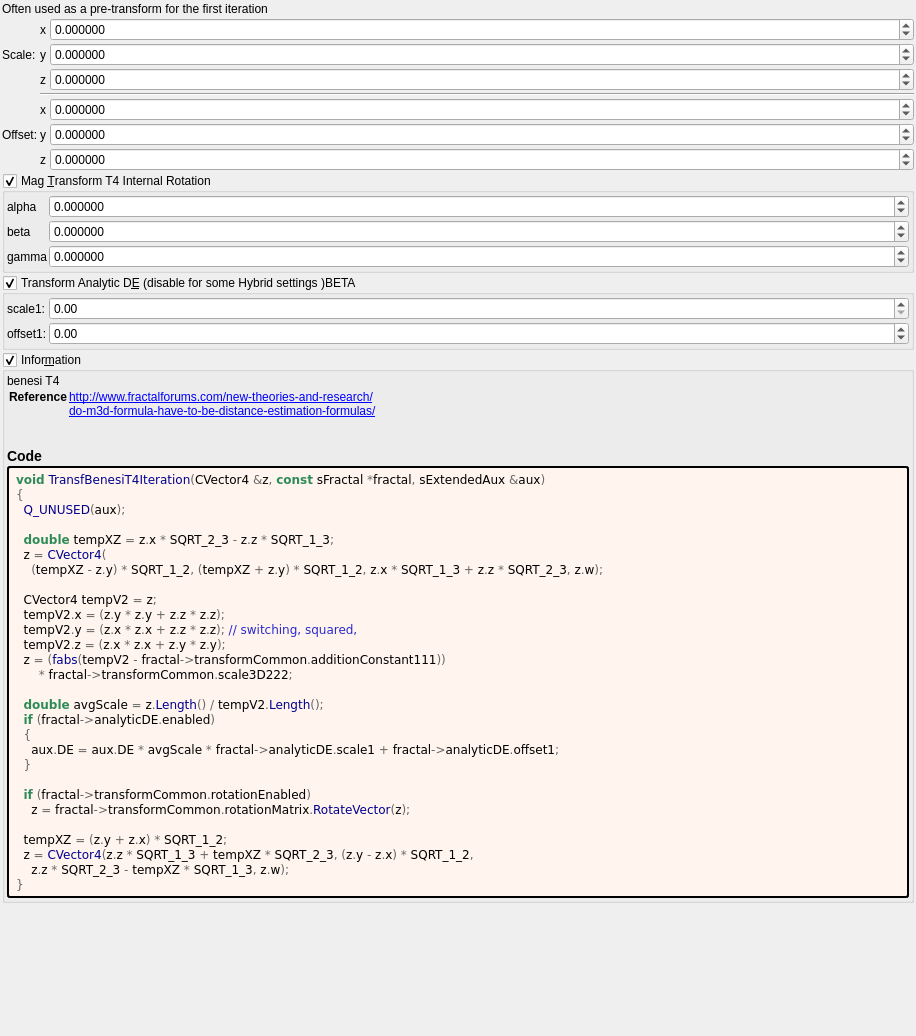
irinox-ctrl/mandelbulber2, file mandelbulber2/deploy/share/mandelbulber2/formula/ui/transf_benesi_t4.ui: the form before one commit.
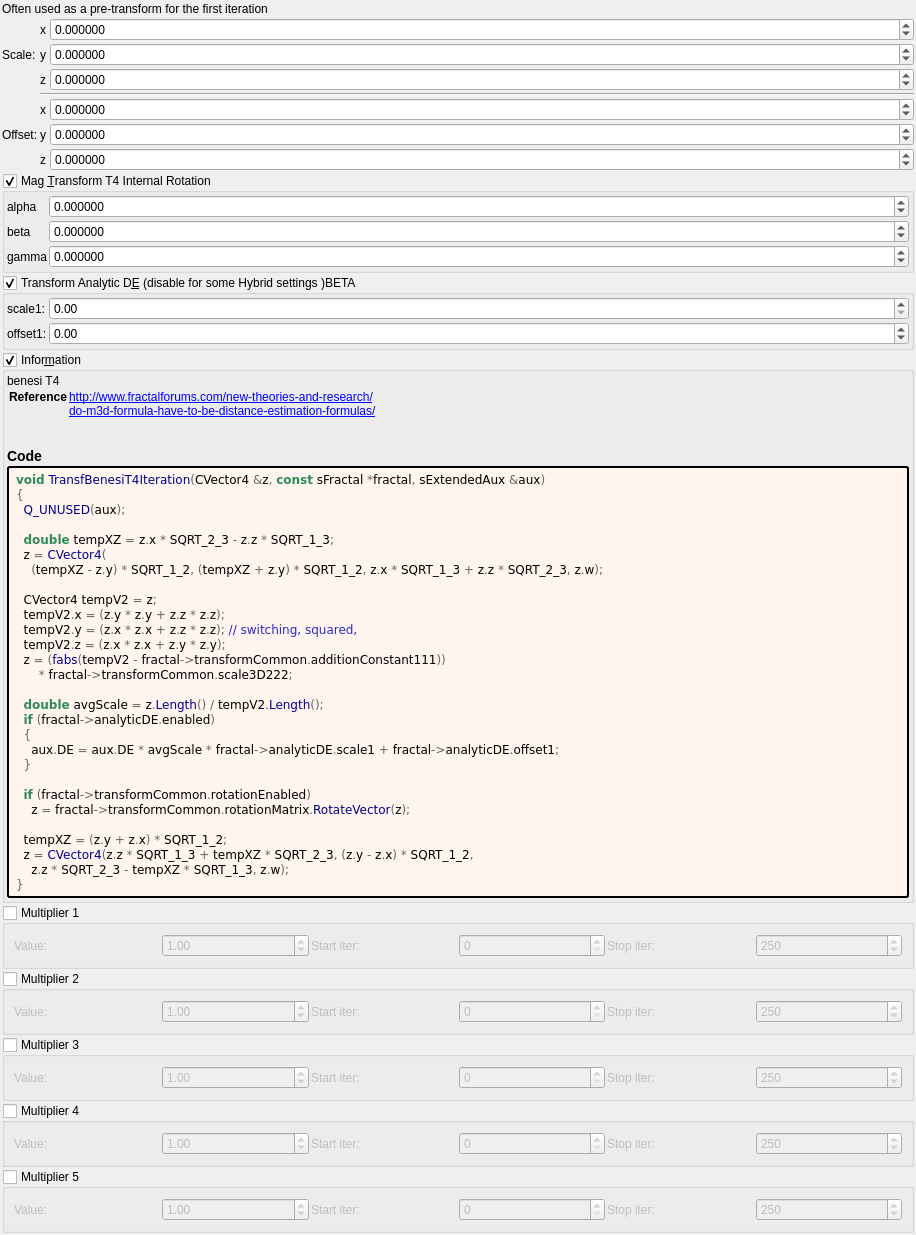
The form after the commit. Custom widgets are drawn as their Qt base class.

Commit message:
feat: add 5 general-purpose multipliers to all 1007 fractal formulas
Each multiplier has:
- Checkbox (OFF by default)
- Value spinbox (default 1.0, range -100 to 100)
- Iteration start/stop range

Logic: z *= value; DE *= |value|;

Uses existing transformCommon parameters:
- Checkboxes: functionEnabledBx/By/Bz/Bw/CzFalse
- Values: scale4/5/6/8/16
- Ranges: startIterationsB-F/stopIterationsB-F

Modified 1007 .cpp (CPU), 1006 .cl (GPU), 1023 .ui files.
Both source (formula/) and deploy (deploy/share/) copies updated.

What changed in the file:
```diff
--- a/mandelbulber2/deploy/share/mandelbulber2/formula/ui/transf_benesi_t4.ui
+++ b/mandelbulber2/deploy/share/mandelbulber2/formula/ui/transf_benesi_t4.ui
@@ -617,6 +617,192 @@
      </layout>
     </widget>
    </item>
+   <item>
+    <widget class="MyGroupBox" name="groupCheck_transf_function_enabledBx_false">
+     <property name="title"><string>Multiplier 1</string></property>
+     <property name="checkable"><bool>true</bool></property>
+     <property name="checked"><bool>false</bool></property>
+     <layout class="QGridLayout" name="gridLayout_mult1">
+      <property name="spacing"><number>2</number></property>
+      <item row="0" column="0">
+       <widget class="QLabel"><property name="text"><string>Value:</string></property></widget>
+      </item>
+      <item row="0" column="1">
+       <widget class="MyDoubleSpinBox" name="spinbox_transf_scale_4">
+        <property name="minimum"><double>-100.0</double></property><property name="maximum"><double>100.0</double></property>
+        <property name="singleStep"><double>0.01</double></property><property name="value"><double>1.0</double></property>
+       </widget>
+      </item>
+      <item row="0" column="2">
+       <widget class="QLabel"><property name="text"><string>Start iter:</string></property></widget>
+      </item>
+      <item row="0" column="3">
+       <widget class="MySpinBox" name="spinboxInt_transf_start_iterations_B">
+        <property name="minimum"><number>0</number></property><property name="maximum"><number>10000</number></property>
+        <property name="value"><number>0</number></property>
+       </widget>
+      </item>
+      <item row="0" column="4">
+       <widget class="QLabel"><property name="text"><string>Stop iter:</string></property></widget>
+      </item>
+      <item row="0" column="5">
+       <widget class="MySpinBox" name="spinboxInt_transf_stop_iterations_B">
+        <property name="minimum"><number>0</number></property><property name="maximum"><number>10000</number></property>
+        <property name="value"><number>250</number></property>
+       </widget>
+      </item>
+     </layout>
+    </widget>
+   </item>
+   <item>
+    <widget class="MyGroupBox" name="groupCheck_transf_function_enabledBy_false">
+     <property name="title"><string>Multiplier 2</string></property>
+     <property name="checkable"><bool>true</bool></property>
+     <property name="checked"><bool>false</bool></property>
+     <layout class="QGridLayout" name="gridLayout_mult2">
+      <property name="spacing"><number>2</number></property>
+      <item row="0" column="0">
+       <widget class="QLabel"><property name="text"><string>Value:</string></property></widget>
+      </item>
+      <item row="0" column="1">
+       <widget class="MyDoubleSpinBox" name="spinbox_transf_scale_5">
+        <property name="minimum"><double>-100.0</double></property><property name="maximum"><double>100.0</double></property>
+        <property name="singleStep"><double>0.01</double></property><property name="value"><double>1.0</double></property>
+       </widget>
+      </item>
+      <item row="0" column="2">
+       <widget class="QLabel"><property name="text"><string>Start iter:</string></property></widget>
+      </item>
+      <item row="0" column="3">
+       <widget class="MySpinBox" name="spinboxInt_transf_start_iterations_C">
+        <property name="minimum"><number>0</number></property><property name="maximum"><number>10000</number></property>
+        <property name="value"><number>0</number></property>
+       </widget>
+      </item>
+      <item row="0" column="4">
+       <widget class="QLabel"><property name="text"><string>Stop iter:</string></property></widget>
+      </item>
+      <item row="0" column="5">
+       <widget class="MySpinBox" name="spinboxInt_transf_stop_iterations_C">
+        <property name="minimum"><number>0</number></property><property name="maximum"><number>10000</number></property>
+        <property name="value"><number>250</number></property>
+       </widget>
+      </item>
+     </layout>
+    </widget>
+   </item>
+   <item>
+    <widget class="MyGroupBox" name="groupCheck_transf_function_enabledBz_false">
+     <property name="title"><string>Multiplier 3</string></property>
+     <property name="checkable"><bool>true</bool></property>
+     <property name="checked"><bool>false</bool></property>
+     <layout class="QGridLayout" name="gridLayout_mult3">
+      <property name="spacing"><number>2</number></property>
+      <item row="0" column="0">
+       <widget class="QLabel"><property name="text"><string>Value:</string></property></widget>
+      </item>
+      <item row="0" column="1">
+       <widget class="MyDoubleSpinBox" name="spinbox_transf_scale_6">
+        <property name="minimum"><double>-100.0</double></property><property name="maximum"><double>100.0</double></property>
+        <property name="singleStep"><double>0.01</double></property><property name="value"><double>1.0</double></property>
+       </widget>
+      </item>
+      <item row="0" column="2">
+       <widget class="QLabel"><property name="text"><string>Start iter:</string></property></widget>
+      </item>
+      <item row="0" column="3">
+       <widget class="MySpinBox" name="spinboxInt_transf_start_iterations_D">
+        <property name="minimum"><number>0</number></property><property name="maximum"><number>10000</number></property>
+        <property name="value"><number>0</number></property>
+       </widget>
+      </item>
+      <item row="0" column="4">
+       <widget class="QLabel"><property name="text"><string>Stop iter:</string></property></widget>
+      </item>
+      <item row="0" column="5">
+       <widget class="MySpinBox" name="spinboxInt_transf_stop_iterations_D">
+        <property name="minimum"><number>0</number></property><property name="maximum"><number>10000</number></property>
+        <property name="value"><number>250</number></property>
+       </widget>
+      </item>
+     </layout>
+    </widget>
+   </item>
+   <item>
+    <widget class="MyGroupBox" name="groupCheck_transf_function_enabledBw_false">
+     <property name="title"><string>Multiplier 4</string></property>
+     <property name="checkable"><bool>true</bool></property>
+     <property name="checked"><bool>false</bool></property>
+     <layout class="QGridLayout" name="gridLayout_mult4">
+      <property name="spacing"><number>2</number></property>
+      <item row="0" column="0">
+       <widget class="QLabel"><property name="text"><string>Value:</string></property></widget>
+      </item>
+      <item row="0" column="1">
+       <widget class="MyDoubleSpinBox" name="spinbox_transf_scale_8">
+        <property name="minimum"><double>-100.0</double></property><property name="maximum"><double>100.0</double></property>
+        <property name="singleStep"><double>0.01</double></property><property name="value"><double>1.0</double></property>
+       </widget>
+      </item>
+      <item row="0" column="2">
+       <widget class="QLabel"><property name="text"><string>Start iter:</string></property></widget>
+      </item>
+      <item row="0" column="3">
+       <widget class="MySpinBox" name="spinboxInt_transf_start_iterations_E">
+        <property name="minimum"><number>0</number></property><property name="maximum"><number>10000</number></property>
+        <property name="value"><number>0</number></property>
+       </widget>
+      </item>
+      <item row="0" column="4">
+       <widget class="QLabel"><property name="text"><string>Stop iter:</string></property></widget>
+      </item>
+      <item row="0" column="5">
+       <widget class="MySpinBox" name="spinboxInt_transf_stop_iterations_E">
+        <property name="minimum"><number>0</number></property><property name="maximum"><number>10000</number></property>
+        <property name="value"><number>250</number></property>
+       </widget>
+      </item>
+     </layout>
+    </widget>
+   </item>
+   <item>
+    <widget class="MyGroupBox" name="groupCheck_transf_function_enabledCz_false">
+     <property name="title"><string>Multiplier 5</string></property>
+     <property name="checkable"><bool>true</bool></property>
+     <property name="checked"><bool>false</bool></property>
+     <layout class="QGridLayout" name="gridLayout_mult5">
+      <property name="spacing"><number>2</number></property>
+      <item row="0" column="0">
+       <widget class="QLabel"><property name="text"><string>Value:</string></property></widget>
+      </item>
+      <item row="0" column="1">
+       <widget class="MyDoubleSpinBox" name="spinbox_transf_scale_16">
+        <property name="minimum"><double>-100.0</double></property><property name="maximum"><double>100.0</double></property>
+        <property name="singleStep"><double>0.01</double></property><property name="value"><double>1.0</double></property>
+       </widget>
+      </item>
+      <item row="0" column="2">
+       <widget class="QLabel"><property name="text"><string>Start iter:</string></property></widget>
+      </item>
+      <item row="0" column="3">
+       <widget class="MySpinBox" name="spinboxInt_transf_start_iterations_F">
+        <property name="minimum"><number>0</number></property><property name="maximum"><number>10000</number></property>
+        <property name="value"><number>0</number></property>
+       </widget>
+      </item>
+      <item row="0" column="4">
+       <widget class="QLabel"><property name="text"><string>Stop iter:</string></property></widget>
+      </item>
+      <item row="0" column="5">
+       <widget class="MySpinBox" name="spinboxInt_transf_stop_iterations_F">
+        <property name="minimum"><number>0</number></property><property name="maximum"><number>10000</number></property>
+        <property name="value"><number>250</number></property>
+       </widget>
+      </item>
+     </layout>
+    </widget>
+   </item>
+
    <item>
     <spacer name="verticalSpacer">
      <property name="orientation">
@@ -644,6 +830,11 @@
    <extends>QDoubleSpinBox</extends>
    <header>my_double_spin_box.h</header>
   </customwidget>
+   <customwidget>
+   <class>MySpinBox</class>
+   <extends>QSpinBox</extends>
+   <header>my_spin_box.h</header>
+  </customwidget>
  </customwidgets>
  <tabstops>
   <tabstop>spinbox3_transf_scale3D_222_x</tabstop>
```
The commit also changes 3972 other files.
